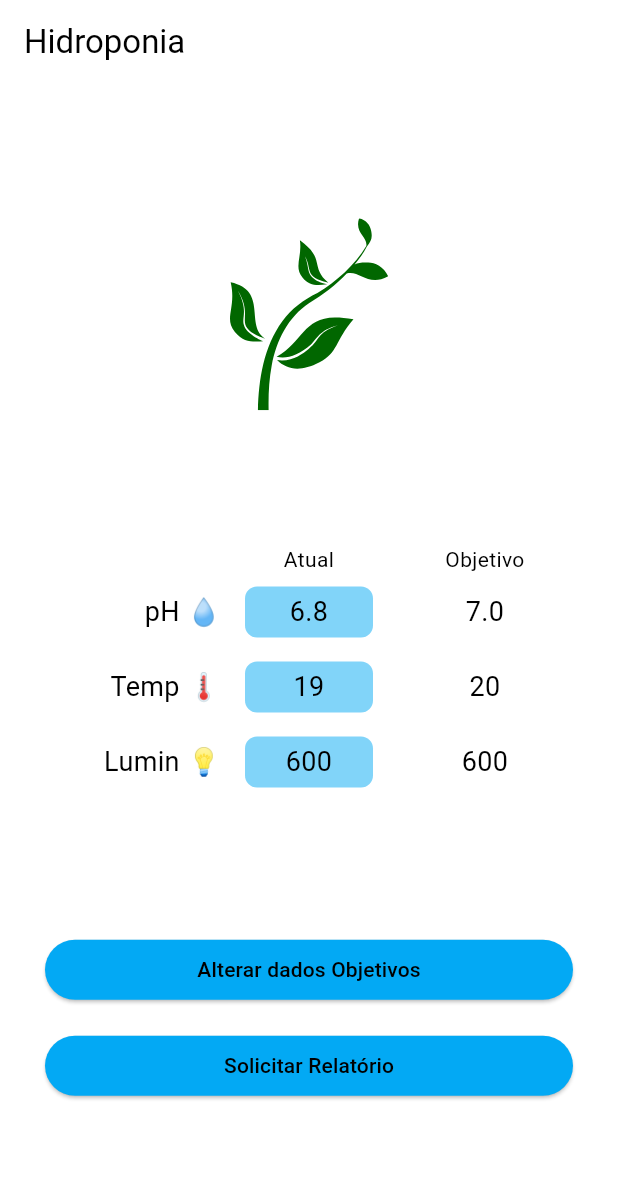
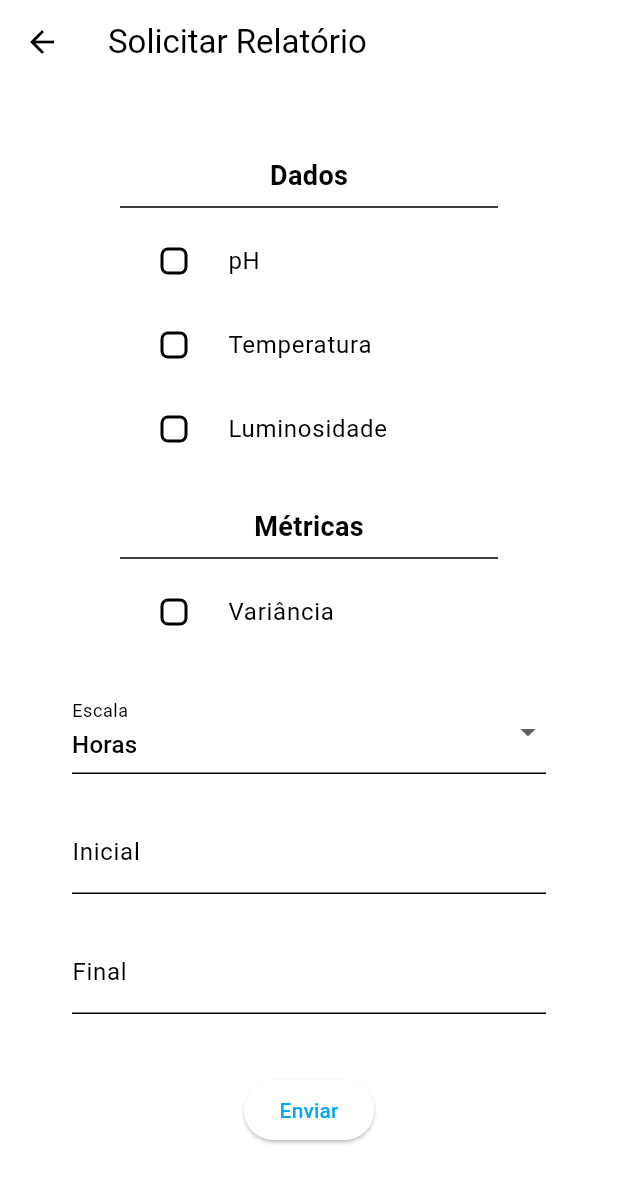
Before and after one commit to MarceloRobert/aws_mq_app, a Flutter app: the screen it shows after launch, after a tap on "Solicitar Relatório", on a phone screen of 412 x 824 dp. Shown: the top 1183 px of the screen. Run offline on Flutter 3.47's test engine with Material 2 defaults, Android fonts, the light colour scheme and no system bars; our stand-ins replace flutter_svg; missing offline and left inert: stomp_dart_client.

Commit message:
add relatorio request, dark theme

```diff
--- a/lib/home/home.view.dart
+++ b/lib/home/home.view.dart
@@ -7,14 +7,14 @@ import 'package:flutter_svg/flutter_svg.dart';
 import '../app.constant.dart';
 import '../service_stomp.dart';
 
-class MyHomePage extends StatefulWidget {
-  const MyHomePage({super.key});
+class HomePage extends StatefulWidget {
+  const HomePage({super.key});
 
   @override
-  State<MyHomePage> createState() => _MyHomePageState();
+  State<HomePage> createState() => _HomePageState();
 }
 
-class _MyHomePageState extends State<MyHomePage> {
+class _HomePageState extends State<HomePage> {
   String? errResult;
   StompServices socket = StompServices();
   final StreamController _somaStream = StreamController();
@@ -43,23 +43,28 @@ class _MyHomePageState extends State<MyHomePage> {
     super.dispose();
   }
 
+  static const double sectionSpacing = 64;
+
   @override
   Widget build(BuildContext context) {
     return Scaffold(
       appBar: AppBar(
         title: const Text("Hidroponia"),
       ),
-      body: Padding(
+      body: SingleChildScrollView(
         padding: const EdgeInsets.symmetric(horizontal: 30.0),
         child: Column(
-          mainAxisAlignment: MainAxisAlignment.spaceEvenly,
           crossAxisAlignment: CrossAxisAlignment.center,
           children: <Widget>[
             //
             // SVG planta
             //
+            const SizedBox(
+              height: sectionSpacing,
+            ), // TODO: não deveria ser fixo
             SvgPicture.asset('lib/assets/seeding.svg',
                 height: 128, fit: BoxFit.fitHeight),
+            const SizedBox(height: sectionSpacing),
             //
             // Dados que foram recebidos
             //
@@ -81,7 +86,7 @@ class _MyHomePageState extends State<MyHomePage> {
                 ),
                 TableRow(
                   children: [
-                    ...receivedList(
+                    ...dataReceivedWidgets(
                       context,
                       titulo: "pH 💧",
                       streamAtual: "6.8",
@@ -91,21 +96,28 @@ class _MyHomePageState extends State<MyHomePage> {
                 ),
                 TableRow(
                   children: [
-                    ...receivedList(context,
-                        titulo: "Temp 🌡",
-                        streamAtual: "19",
-                        streamObjetivo: "20"),
+                    ...dataReceivedWidgets(
+                      context,
+                      titulo: "Temp 🌡",
+                      streamAtual: "19",
+                      streamObjetivo: "20",
+                    ),
                   ],
                 ),
                 TableRow(
                   children: [
-                    ...receivedList(context,
-                        titulo: "Lumin 💡",
-                        streamAtual: "600",
-                        streamObjetivo: "600"),
+                    ...dataReceivedWidgets(
+                      context,
+                      titulo: "Lumin 💡",
+                      streamAtual: "600",
+                      streamObjetivo: "600",
+                    ),
                   ],
                 ),
               ],
+            ),
+            const SizedBox(
+              height: sectionSpacing,
             ),
             //
             // Mudar Objetivos
@@ -131,7 +143,9 @@ class _MyHomePageState extends State<MyHomePage> {
                 SizedBox(
                   width: double.infinity,
                   child: ElevatedButton(
-                    onPressed: () {},
+                    onPressed: () {
+                      Navigator.pushNamed(context, '/relatorio/request');
+                    },
                     style: ButtonStyle(
                       backgroundColor: MaterialStatePropertyAll(
                           Theme.of(context).colorScheme.primary),
@@ -139,26 +153,11 @@ class _MyHomePageState extends State<MyHomePage> {
                     child: Text(
                       "Solicitar Relatório",
                       style: TextStyle(
-                          color: Theme.of(context).colorScheme.onPrimary),
+                        color: Theme.of(context).colorScheme.onPrimary,
+                      ),
                     ),
                   ),
                 ),
-                //
-                // Tratamento de erros
-                //
-                // Text(
-                //   errResult != null ? "Último erro:" : "",
-                //   textAlign: TextAlign.center,
-                //   style: h2style,
-                // ),
-                // Padding(
-                //   padding:
-                //       const EdgeInsets.symmetric(vertical: 8.0, horizontal: 30),
-                //   child: SelectableText(
-                //     errResult ?? "",
-                //     textAlign: TextAlign.justify,
-                //   ),
-                // )
               ],
             ),
           ],
@@ -168,7 +167,8 @@ class _MyHomePageState extends State<MyHomePage> {
   }
 }
 
-List<Widget> receivedList(
+// TODO: usar as streams
+List<Widget> dataReceivedWidgets(
   BuildContext context, {
   required String titulo,
   required String streamAtual,
@@ -186,7 +186,7 @@ List<Widget> receivedList(
       margin: const EdgeInsets.symmetric(horizontal: 16.0, vertical: 8.0),
       decoration: BoxDecoration(
         borderRadius: const BorderRadius.all(Radius.circular(8)),
-        color: Theme.of(context).colorScheme.secondary.withAlpha(128),
+        color: Theme.of(context).colorScheme.secondary,
       ),
       // TODO: trocar para stream
       child: Text(
@@ -201,8 +201,7 @@ List<Widget> receivedList(
     // TODO: trocar para stream
     Text(
       streamObjetivo,
-      style: TextStyle(
-        color: Theme.of(context).colorScheme.onSecondary,
+      style: const TextStyle(
         fontSize: textSize,
       ),
       textAlign: TextAlign.center,
--- a/lib/main.dart
+++ b/lib/main.dart
@@ -1,6 +1,6 @@
+import 'package:aws_mq_app/home/home.view.dart';
+import 'package:aws_mq_app/relatorio/request/relatorio_request.view.dart';
 import 'package:flutter/material.dart';
-
-import 'home/home.view.dart';
 
 void main() {
   runApp(const MyApp());
@@ -16,9 +16,20 @@ class MyApp extends StatelessWidget {
       theme: ThemeData(
         useMaterial3: true,
         colorScheme: ColorScheme.fromSwatch(
-            primarySwatch: Colors.lightBlue, backgroundColor: Colors.white),
+          primarySwatch: Colors.lightBlue,
+          backgroundColor: Colors.white,
+          brightness: Brightness.light,
+        ),
       ),
-      home: const MyHomePage(),
+      darkTheme: ThemeData(
+        useMaterial3: true,
+        colorScheme: ColorScheme.fromSwatch(
+          primarySwatch: Colors.lightBlue,
+          brightness: Brightness.dark,
+        ),
+      ),
+      home: const HomePage(),
+      routes: {"/relatorio/request": (context) => const RelatorioRequestPage()},
     );
   }
 }
--- /dev/null
+++ b/lib/relatorio/request/relatorio_request.view.dart
@@ -0,0 +1,216 @@
+import 'package:aws_mq_app/relatorio/request/pickers.exp.dart';
+import 'package:flutter/foundation.dart';
+import 'package:flutter/material.dart';
+
+class RelatorioRequestPage extends StatefulWidget {
+  const RelatorioRequestPage({super.key});
+
+  @override
+  State<RelatorioRequestPage> createState() => _RelatorioRequestPageState();
+}
+
+class _RelatorioRequestPageState extends State<RelatorioRequestPage> {
+  final _formkey = GlobalKey<FormState>();
+
+  bool checkPh = false;
+  bool checkTemp = false;
+  bool checkLum = false;
+  bool checkVariancia = false;
+  String dropdownEscala = "Horas";
+  String fieldInicialTemp = "";
+  String fieldFinalTemp = "";
+
+  static const double checkPadding = 32;
+  static const double allPadding = 24;
+
+  @override
+  Widget build(BuildContext context) {
+    return Scaffold(
+      appBar: AppBar(
+        title: const Text("Solicitar Relatório"),
+      ),
+      body: SingleChildScrollView(
+        padding: const EdgeInsets.all(48.0),
+        child: Form(
+          key: _formkey,
+          child: Column(
+            mainAxisAlignment: MainAxisAlignment.center,
+            crossAxisAlignment: CrossAxisAlignment.center,
+            children: [
+              //
+              // Dados
+              //
+              Container(
+                padding: const EdgeInsets.symmetric(horizontal: checkPadding),
+                child: Column(
+                  mainAxisAlignment: MainAxisAlignment.center,
+                  crossAxisAlignment: CrossAxisAlignment.center,
+                  children: [
+                    const Text(
+                      "Dados",
+                      style: TextStyle(
+                        fontWeight: FontWeight.bold,
+                        fontSize: 18,
+                      ),
+                    ),
+                    const Divider(),
+                    MyCheckTile(
+                      texto: "pH",
+                      controlador: checkPh,
+                      onChanged: ((bool? value) {
+                        setState(() {
+                          checkPh = value ?? false;
+                        });
+                      }),
+                    ),
+                    MyCheckTile(
+                      texto: "Temperatura",
+                      controlador: checkTemp,
+                      onChanged: ((bool? value) {
+                        setState(() {
+                          checkTemp = value ?? false;
+                        });
+                      }),
+                    ),
+                    MyCheckTile(
+                      texto: "Luminosidade",
+                      controlador: checkLum,
+                      onChanged: ((bool? value) {
+                        setState(() {
+                          checkLum = value ?? false;
+                        });
+                      }),
+                    ),
+                  ],
+                ),
+              ),
+              const SizedBox(height: allPadding),
+              //
+              // Métricas
+              //
+              Container(
+                padding: const EdgeInsets.symmetric(horizontal: checkPadding),
+                child: Column(
+                  mainAxisAlignment: MainAxisAlignment.center,
+                  crossAxisAlignment: CrossAxisAlignment.center,
+                  children: [
+                    const Text(
+                      "Métricas",
+                      style:
+                          TextStyle(fontWeight: FontWeight.bold, fontSize: 18),
+                    ),
+                    const Divider(),
+                    MyCheckTile(
+                      texto: "Variância",
+                      controlador: checkVariancia,
+                      onChanged: ((bool? value) {
+                        setState(() {
+                          checkVariancia = value ?? false;
+                        });
+                      }),
+                    ),
+                  ],
+                ),
+              ),
+              const SizedBox(height: allPadding),
+              //
+              // Escala
+              //
+              DropdownButtonFormField(
+                decoration: const InputDecoration(
+                  hintText: "Escala",
+                  labelText: "Escala",
+                ),
+                value: dropdownEscala,
+                items: const [
+                  DropdownMenuItem(
+                    value: "Horas",
+                    child: Text("Horas"),
+                  ),
+                  DropdownMenuItem(
+                    value: "Dias",
+                    child: Text("Dias"),
+                  ),
+                ],
+                onChanged: (String? valor) {
+                  dropdownEscala = valor ?? "Horas";
+                },
+              ),
+              const SizedBox(height: allPadding),
+              //
+              // Data/Hora inicial e final
+              // TODO: mudar para picker
+              TextFormField(
+                onChanged: (value) {
+                  fieldInicialTemp = value;
+                },
+                decoration: const InputDecoration(
+                  labelText: "Inicial",
+                ),
+              ),
+              const SizedBox(height: allPadding),
+              TextFormField(
+                onChanged: (value) {
+                  fieldFinalTemp = value;
+                },
+                decoration: const InputDecoration(
+                  hintText: "Final",
+                  labelText: "Final",
+                ),
+              ),
+              const SizedBox(height: allPadding + 16),
+              //
+              // Submit
+              //
+              ElevatedButton(
+                  onPressed: () {
+                    _formkey.currentState!.validate();
+                    if (kDebugMode) {
+                      print(checkPh);
+                      print(checkTemp);
+                      print(checkLum);
+                      print(checkVariancia);
+                      print(dropdownEscala);
+                      print(fieldInicialTemp);
+                      print(fieldFinalTemp);
+                    }
+                    // TODO: enviar para o broker
+                  },
+                  child: const Text("Enviar"))
+            ],
+          ),
+        ),
+      ),
+    );
+  }
+}
+
+class MyCheckTile extends StatefulWidget {
+  const MyCheckTile({
+    super.key,
+    required this.texto,
+    required this.controlador,
+    required this.onChanged,
+  });
+
+  final String texto;
+  final bool controlador;
+  final Function(bool?) onChanged;
+
+  @override
+  State<MyCheckTile> createState() => _MyCheckTileState();
+}
+
+class _MyCheckTileState extends State<MyCheckTile> {
+  @override
+  Widget build(BuildContext context) {
+    return CheckboxListTile(
+      title: Text(widget.texto),
+      value: widget.controlador,
+      onChanged: widget.onChanged,
+      controlAffinity: ListTileControlAffinity.leading,
+      checkboxShape: const RoundedRectangleBorder(
+          borderRadius: BorderRadius.all(Radius.circular(5))),
+    );
+  }
+}
--- a/pubspec.yaml
+++ b/pubspec.yaml
@@ -38,6 +38,7 @@ dependencies:
   # dart_amqp: ^0.2.4
   stomp_dart_client: ^0.4.4
   flutter_svg: ^2.0.0
+  intl: ^0.18.1
 
 dev_dependencies:
   flutter_test:
```
Also changed, not shown: lib/home/home.view copy.dart (+4 -4 lines), lib/relatorio/request/pickers.exp.dart (added, +136 -0 lines), pubspec.lock.
